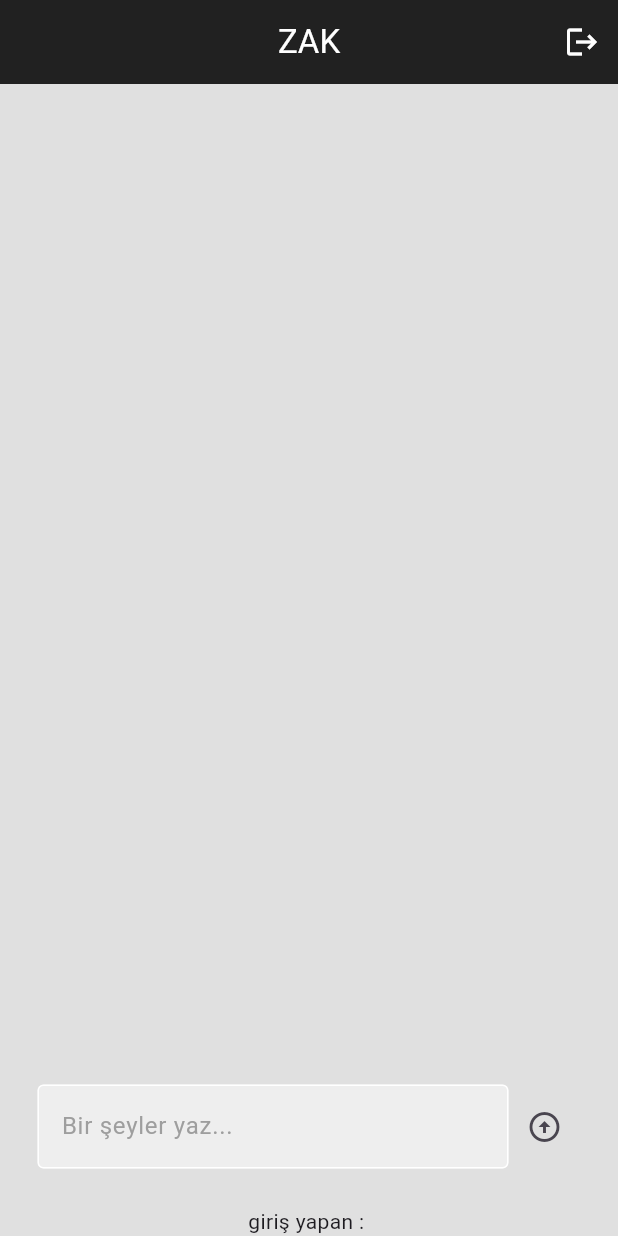
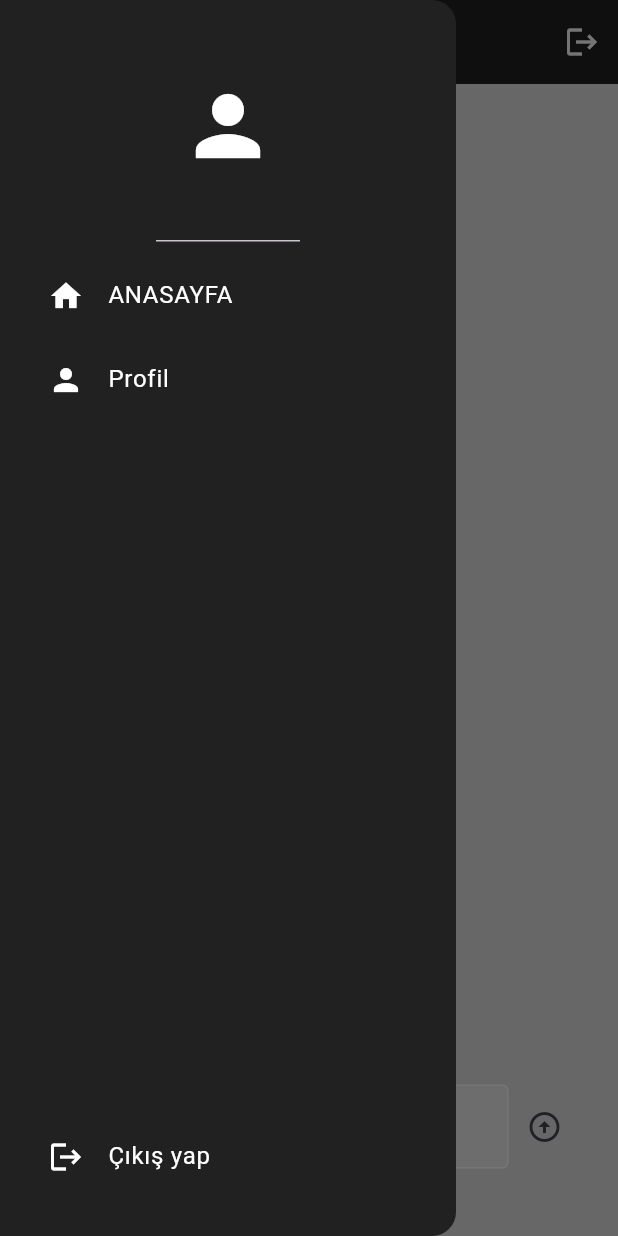
Before and after one commit to gorkembayraktar/basic_social_media_app, a Flutter app: the screen it shows once a user with an empty profile is signed in, with the side drawer open (before the commit the screen has no drawer), on a phone screen of 412 x 824 dp. Run offline on Flutter 3.47's test engine with Material 3 defaults, Android fonts, the light colour scheme and no system bars; our stand-ins replace animate_do, cloud_firestore, firebase_auth, firebase_core; accounts and stored records are empty.

Commit message:
çekmece menu yapıldı

```diff
--- /dev/null
+++ b/lib/componets/drawer.dart
@@ -0,0 +1,42 @@
+import 'package:flutter/material.dart';
+import 'package:minimal_social_media_app/componets/my_list_tile.dart';
+
+class MyDrawer extends StatelessWidget {
+
+  final Function()? onProfileTap;
+  final Function()? onSignoutTap;
+
+  const MyDrawer({super.key, required this.onProfileTap, required this.onSignoutTap});
+
+  @override
+  Widget build(BuildContext context) {
+    return Drawer(
+      backgroundColor: Colors.grey[900],
+      child: Column(
+        mainAxisAlignment: MainAxisAlignment.spaceBetween,
+        children: [
+          Column(
+            children: [
+              DrawerHeader(child: Icon(Icons.person, color: Colors.white,size: 64)),
+              MyListTile(icon: Icons.home,
+                text: 'ANASAYFA',
+                onTap: () => Navigator.pop(context),
+              ),
+              MyListTile(icon: Icons.person,
+                text: 'Profil',
+                onTap:onProfileTap,
+              ),
+            ],
+          ),
+          Padding(
+            padding: const EdgeInsets.only(bottom: 25),
+            child: MyListTile(icon: Icons.logout,
+              text: 'Çıkış yap',
+              onTap: onSignoutTap,
+            ),
+          )
+        ],
+      ),
+    );
+  }
+}
--- /dev/null
+++ b/lib/componets/my_list_tile.dart
@@ -0,0 +1,22 @@
+import 'package:flutter/material.dart';
+
+class MyListTile extends StatelessWidget {
+  final IconData icon;
+  final String text;
+  final Function()? onTap;
+
+  const MyListTile({super.key, required this.icon, required this.text, required this.onTap});
+
+  @override
+  Widget build(BuildContext context) {
+    return Padding(
+      padding: const EdgeInsets.only(left: 16),
+      child: ListTile(
+          leading: Icon(icon, color: Colors.white ),
+          title: Text(text, style: TextStyle(color: Colors.white),),
+          onTap: onTap,
+      ),
+    );
+
+  }
+}
```
Also changed, not shown: lib/screens/HomePage.dart (+17 -0 lines), lib/screens/ProfilePage.dart (added, +21 -0 lines).
